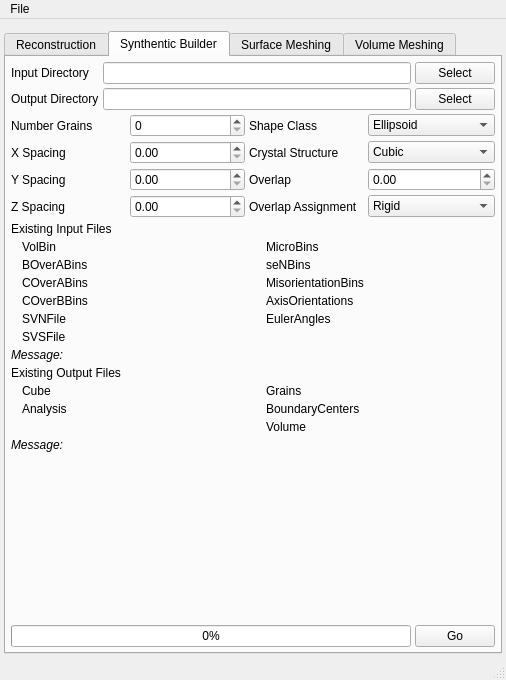
First picture: the form in Source/AIM/GUI/UI_Files/RepresentationUI.ui, repository BlueQuartzSoftware/DREAM3D, before the edit.
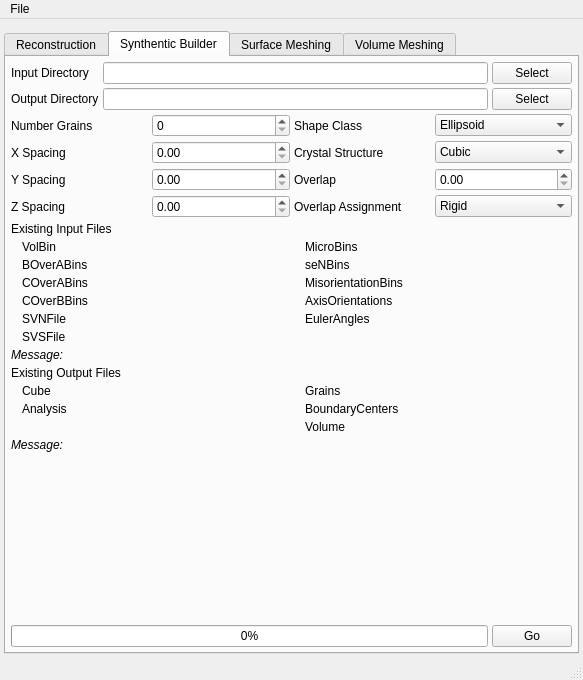
Second picture: the form after the edit. Icons and pictures are not drawn.

Patch:
```diff
--- a/Source/AIM/GUI/UI_Files/RepresentationUI.ui
+++ b/Source/AIM/GUI/UI_Files/RepresentationUI.ui
@@ -6,7 +6,7 @@
    <rect>
     <x>0</x>
     <y>0</y>
-    <width>506</width>
+    <width>583</width>
     <height>680</height>
    </rect>
   </property>
@@ -1277,7 +1277,7 @@
     <rect>
      <x>0</x>
      <y>0</y>
-     <width>506</width>
+     <width>583</width>
      <height>22</height>
     </rect>
    </property>
```
